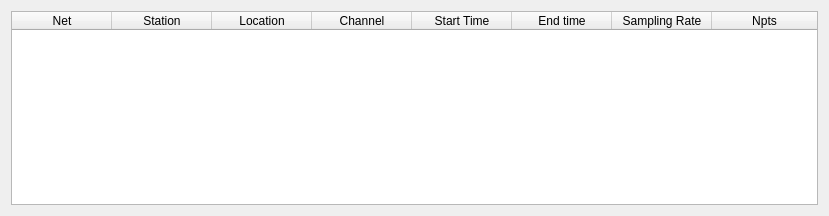
The window that isp/resources/designer_uis/StationsInfo.ui (ProjectISP/ISP) describes before a commit, drawn with Qt 5.
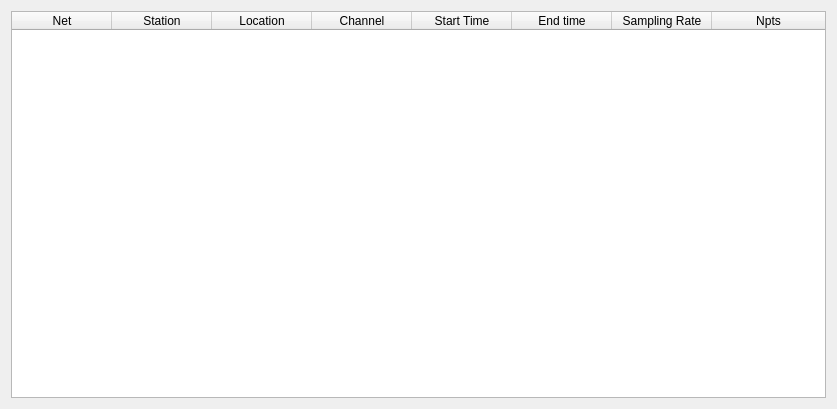
The same window after the commit.

```diff
--- a/isp/resources/designer_uis/StationsInfo.ui
+++ b/isp/resources/designer_uis/StationsInfo.ui
@@ -6,8 +6,8 @@
    <rect>
     <x>0</x>
     <y>0</y>
-    <width>829</width>
-    <height>216</height>
+    <width>837</width>
+    <height>409</height>
    </rect>
   </property>
   <property name="windowTitle">
```
Left out of the diff: 2 changed lines with no effect on the pictures.
